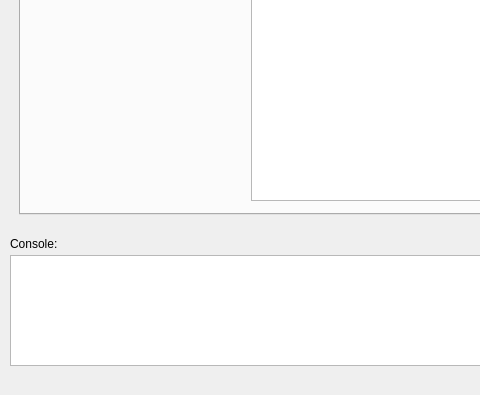
Qt form gui/YarrGui/yarrgui.ui (Yarr/Yarr) before a commit; both pictures show x 0 to 480 and y 205 to 600 of the 997 by 600 pixel window.
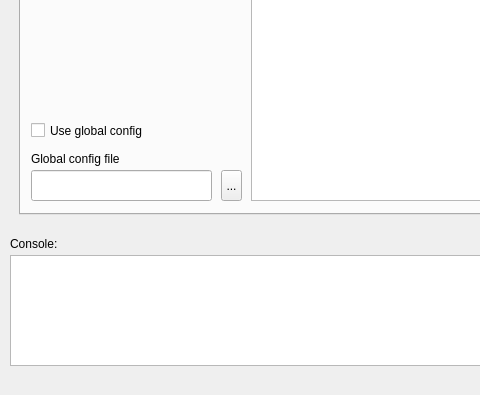
The same form after that commit. The open tabs and pages were chosen to show the change. Custom widgets are drawn as their Qt base class.

Commit message: Added global config file support - yet to be tested

```diff
--- a/gui/YarrGui/yarrgui.ui
+++ b/gui/YarrGui/yarrgui.ui
@@ -357,6 +357,55 @@
        <string>Config file</string>
       </property>
      </widget>
+     <widget class="QLabel" name="bitfile_label_8">
+      <property name="geometry">
+       <rect>
+        <x>10</x>
+        <y>320</y>
+        <width>131</width>
+        <height>17</height>
+       </rect>
+      </property>
+      <property name="text">
+       <string>Global config file</string>
+      </property>
+     </widget>
+     <widget class="QLineEdit" name="configfileName_2">
+      <property name="geometry">
+       <rect>
+        <x>10</x>
+        <y>340</y>
+        <width>181</width>
+        <height>31</height>
+       </rect>
+      </property>
+     </widget>
+     <widget class="QToolButton" name="configFile_button_2">
+      <property name="geometry">
+       <rect>
+        <x>200</x>
+        <y>340</y>
+        <width>21</width>
+        <height>31</height>
+       </rect>
+      </property>
+      <property name="text">
+       <string>...</string>
+      </property>
+     </widget>
+     <widget class="QCheckBox" name="global_cfg_checkBox">
+      <property name="geometry">
+       <rect>
+        <x>10</x>
+        <y>290</y>
+        <width>131</width>
+        <height>21</height>
+       </rect>
+      </property>
+      <property name="text">
+       <string>Use global config</string>
+      </property>
+     </widget>
     </widget>
     <widget class="QWidget" name="Benchmark">
      <attribute name="title">
```
Left out of the diff: 2 changed lines with no effect on the pictures. The commit also changes 1 other file.
